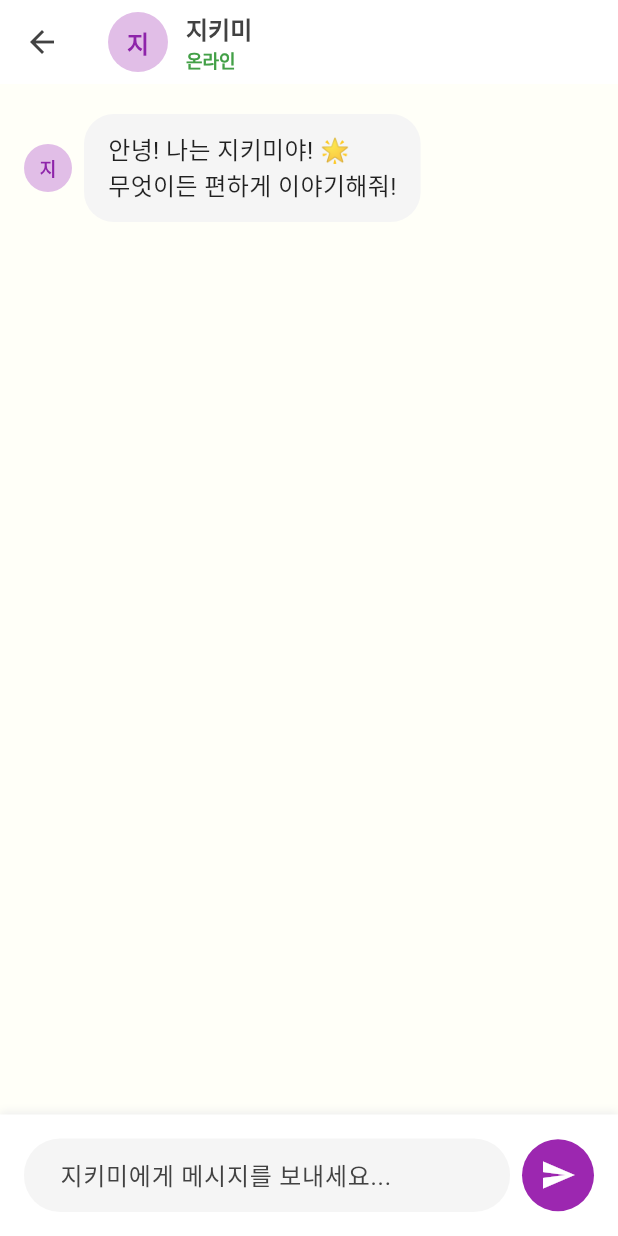
After one commit to pdj14/OurSecretBase, a Flutter app: the screen it shows after launch, after a tap on "지키미와 대화하기", on a phone screen of 412 x 824 dp. The commit adds this screen. Run offline on Flutter 3.47's test engine with Material 3 defaults, Android fonts, the light colour scheme and no system bars.

Commit message:
Add 지키미 chat feature
- Change '이야기 나누기' to '지키미와 대화하기'
- Create ChatScreen with AI chat interface
- Add navigation from home screen to chat screen
- Add http package for future AI model integration
- Implement basic chat UI with typing indicator

```diff
--- /dev/null
+++ b/lib/screens/chat_screen.dart
@@ -0,0 +1,335 @@
+import 'package:flutter/material.dart';
+import 'dart:convert';
+import 'package:http/http.dart' as http;
+
+class ChatScreen extends StatefulWidget {
+  const ChatScreen({super.key});
+
+  @override
+  State<ChatScreen> createState() => _ChatScreenState();
+}
+
+class _ChatScreenState extends State<ChatScreen> {
+  final TextEditingController _messageController = TextEditingController();
+  final List<ChatMessage> _messages = [];
+  final ScrollController _scrollController = ScrollController();
+  bool _isLoading = false;
+
+  @override
+  void initState() {
+    super.initState();
+    // 지키미의 첫 인사말
+    _messages.add(ChatMessage(
+      text: "안녕! 나는 지키미야! 🌟\n무엇이든 편하게 이야기해줘!",
+      isUser: false,
+      timestamp: DateTime.now(),
+    ));
+  }
+
+  @override
+  void dispose() {
+    _messageController.dispose();
+    _scrollController.dispose();
+    super.dispose();
+  }
+
+  void _scrollToBottom() {
+    WidgetsBinding.instance.addPostFrameCallback((_) {
+      if (_scrollController.hasClients) {
+        _scrollController.animateTo(
+          _scrollController.position.maxScrollExtent,
+          duration: const Duration(milliseconds: 300),
+          curve: Curves.easeOut,
+        );
+      }
+    });
+  }
+
+  Future<void> _sendMessage() async {
+    final message = _messageController.text.trim();
+    if (message.isEmpty) return;
+
+    setState(() {
+      _messages.add(ChatMessage(
+        text: message,
+        isUser: true,
+        timestamp: DateTime.now(),
+      ));
+      _isLoading = true;
+    });
+
+    _messageController.clear();
+    _scrollToBottom();
+
+    try {
+      // 로컬 AI 모델과 통신 (예시 - 실제 구현 시 수정 필요)
+      final response = await _getAIResponse(message);
+
+      setState(() {
+        _messages.add(ChatMessage(
+          text: response,
+          isUser: false,
+          timestamp: DateTime.now(),
+        ));
+        _isLoading = false;
+      });
+    } catch (e) {
+      setState(() {
+        _messages.add(ChatMessage(
+          text: "미안해, 지금은 대답하기 어려워... 😅\n다시 한번 말해줄래?",
+          isUser: false,
+          timestamp: DateTime.now(),
+        ));
+        _isLoading = false;
+      });
+    }
+
+    _scrollToBottom();
+  }
+
+  Future<String> _getAIResponse(String message) async {
+    // 임시 응답 - 실제로는 로컬 AI 모델과 통신
+    await Future.delayed(const Duration(seconds: 1));
+
+    // 간단한 응답 패턴
+    if (message.contains('안녕') || message.contains('하이')) {
+      return "안녕! 반가워! 😊";
+    } else if (message.contains('이름')) {
+      return "내 이름은 지키미야! 성은 '지', 이름은 '키미'라고 해! ✨";
+    } else if (message.contains('뭐해') || message.contains('뭐하고')) {
+      return "너와 이야기하고 있어! 정말 즐거워! 🎉";
+    } else {
+      return "흥미로운 이야기네! 더 자세히 말해줄래? 🤔";
+    }
+  }
+
+  @override
+  Widget build(BuildContext context) {
+    return Scaffold(
+      appBar: AppBar(
+        title: Row(
+          children: [
+            CircleAvatar(
+              backgroundColor: Colors.purple.shade100,
+              child: Text(
+                '지',
+                style: TextStyle(
+                  color: Colors.purple.shade600,
+                  fontWeight: FontWeight.bold,
+                ),
+              ),
+            ),
+            const SizedBox(width: 12),
+            Column(
+              crossAxisAlignment: CrossAxisAlignment.start,
+              children: [
+                const Text(
+                  '지키미',
+                  style: TextStyle(fontSize: 16, fontWeight: FontWeight.bold),
+                ),
+                Text(
+                  '온라인',
+                  style: TextStyle(
+                    fontSize: 12,
+                    color: Colors.green.shade600,
+                  ),
+                ),
+              ],
+            ),
+          ],
+        ),
+        backgroundColor: Colors.white,
+        elevation: 1,
+      ),
+      body: Column(
+        children: [
+          Expanded(
+            child: ListView.builder(
+              controller: _scrollController,
+              padding: const EdgeInsets.all(16),
+              itemCount: _messages.length + (_isLoading ? 1 : 0),
+              itemBuilder: (context, index) {
+                if (index == _messages.length && _isLoading) {
+                  return _buildTypingIndicator();
+                }
+                return _buildMessageBubble(_messages[index]);
+              },
+            ),
+          ),
+          _buildMessageInput(),
+        ],
+      ),
+    );
+  }
+
+  Widget _buildMessageBubble(ChatMessage message) {
+    return Padding(
+      padding: const EdgeInsets.symmetric(vertical: 4),
+      child: Row(
+        mainAxisAlignment: message.isUser
+            ? MainAxisAlignment.end
+            : MainAxisAlignment.start,
+        children: [
+          if (!message.isUser) ...[
+            CircleAvatar(
+              radius: 16,
+              backgroundColor: Colors.purple.shade100,
+              child: Text(
+                '지',
+                style: TextStyle(
+                  color: Colors.purple.shade600,
+                  fontSize: 12,
+                  fontWeight: FontWeight.bold,
+                ),
+              ),
+            ),
+            const SizedBox(width: 8),
+          ],
+          Flexible(
+            child: Container(
+              padding: const EdgeInsets.symmetric(horizontal: 16, vertical: 12),
+              decoration: BoxDecoration(
+                color: message.isUser
+                    ? Colors.blue.shade500
+                    : Colors.grey.shade100,
+                borderRadius: BorderRadius.circular(20),
+              ),
+              child: Text(
+                message.text,
+                style: TextStyle(
+                  color: message.isUser ? Colors.white : Colors.black87,
+                  fontSize: 16,
+                ),
+              ),
+            ),
+          ),
+          if (message.isUser) ...[
+            const SizedBox(width: 8),
+            CircleAvatar(
+              radius: 16,
+              backgroundColor: Colors.blue.shade100,
+              child: Icon(
+                Icons.person,
+                size: 16,
+                color: Colors.blue.shade600,
+              ),
+            ),
+          ],
+        ],
+      ),
+    );
+  }
+
+  Widget _buildTypingIndicator() {
+    return Padding(
+      padding: const EdgeInsets.symmetric(vertical: 4),
+      child: Row(
+        children: [
+          CircleAvatar(
+            radius: 16,
+            backgroundColor: Colors.purple.shade100,
+            child: Text(
+              '지',
+              style: TextStyle(
+                color: Colors.purple.shade600,
+                fontSize: 12,
+                fontWeight: FontWeight.bold,
+              ),
+            ),
+          ),
+          const SizedBox(width: 8),
+          Container(
+            padding: const EdgeInsets.symmetric(horizontal: 16, vertical: 12),
+            decoration: BoxDecoration(
+              color: Colors.grey.shade100,
+              borderRadius: BorderRadius.circular(20),
+            ),
+            child: Row(
+              mainAxisSize: MainAxisSize.min,
+              children: [
+                SizedBox(
+                  width: 20,
+                  height: 20,
+                  child: CircularProgressIndicator(
+                    strokeWidth: 2,
+                    valueColor: AlwaysStoppedAnimation<Color>(
+                      Colors.purple.shade300,
+                    ),
+                  ),
+                ),
+                const SizedBox(width: 8),
+                const Text('지키미가 입력 중...'),
+              ],
+            ),
+          ),
+        ],
+      ),
+    );
+  }
+
+  Widget _buildMessageInput() {
+    return Container(
+      padding: const EdgeInsets.all(16),
+      decoration: BoxDecoration(
+        color: Colors.white,
+        boxShadow: [
+          BoxShadow(
+            color: Colors.grey.shade200,
+            blurRadius: 4,
+            offset: const Offset(0, -2),
+          ),
+        ],
+      ),
+      child: Row(
+        children: [
+          Expanded(
+            child: TextField(
+              controller: _messageController,
+              decoration: InputDecoration(
+                hintText: '지키미에게 메시지를 보내세요...',
+                border: OutlineInputBorder(
+                  borderRadius: BorderRadius.circular(24),
+                  borderSide: BorderSide.none,
+                ),
+                filled: true,
+                fillColor: Colors.grey.shade100,
+                contentPadding: const EdgeInsets.symmetric(
+                  horizontal: 20,
+                  vertical: 12,
+                ),
+              ),
+              onSubmitted: (_) => _sendMessage(),
+              textInputAction: TextInputAction.send,
+            ),
+          ),
+          const SizedBox(width: 8),
+          Container(
+            decoration: BoxDecoration(
+              color: Colors.purple.shade500,
+              shape: BoxShape.circle,
+            ),
+            child: IconButton(
+              onPressed: _sendMessage,
+              icon: const Icon(
+                Icons.send,
+                color: Colors.white,
+              ),
+            ),
+          ),
+        ],
+      ),
+    );
+  }
+}
+
+class ChatMessage {
+  final String text;
+  final bool isUser;
+  final DateTime timestamp;
+
+  ChatMessage({
+    required this.text,
+    required this.isUser,
+    required this.timestamp,
+  });
+}
--- a/lib/screens/home_screen.dart
+++ b/lib/screens/home_screen.dart
@@ -1,6 +1,7 @@
 import 'package:flutter/material.dart';
 import '../widgets/custom_app_bar.dart';
 import '../widgets/hideout_card.dart';
+import 'chat_screen.dart';
 
 class HomeScreen extends StatefulWidget {
   const HomeScreen({super.key});
@@ -245,13 +246,23 @@ class WelcomeHomeView extends StatelessWidget {
                 ),
                 const SizedBox(width: 12),
                 Expanded(
-                  child: _buildFeatureCard(
-                    context,
-                    Icons.auto_stories,
-                    '이야기 나누기',
-                    '소중한 대화하기',
-                    Colors.purple.shade100,
-                    Colors.purple.shade600,
+                  child: GestureDetector(
+                    onTap: () {
+                      Navigator.push(
+                        context,
+                        MaterialPageRoute(
+                          builder: (context) => const ChatScreen(),
+                        ),
+                      );
+                    },
+                    child: _buildFeatureCard(
+                      context,
+                      Icons.chat_bubble,
+                      '지키미와 대화하기',
+                      '친근한 AI와 채팅하기',
+                      Colors.purple.shade100,
+                      Colors.purple.shade600,
+                    ),
                   ),
                 ),
               ],
--- a/pubspec.yaml
+++ b/pubspec.yaml
@@ -12,6 +12,7 @@ dependencies:
   flutter:
     sdk: flutter
   cupertino_icons: ^1.0.2
+  http: ^1.1.0
 
 dev_dependencies:
   flutter_test:
```
Also changed, not shown: pubspec.lock.
